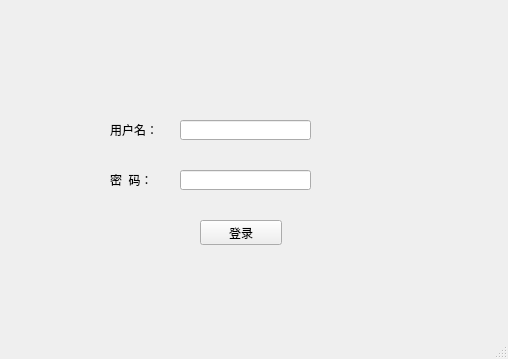
czhc001/Qt-Project-FAPIAO, file loginwindow.ui: the form before one commit.
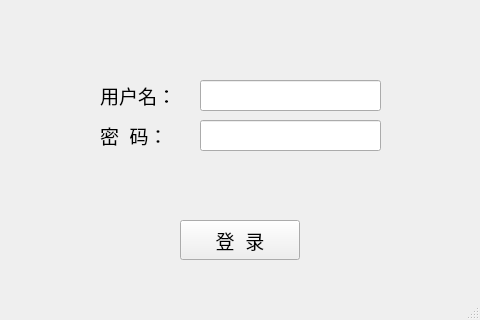
The form after the commit.

Commit message: 界面ui修改

Patch:
```diff
--- a/loginwindow.ui
+++ b/loginwindow.ui
@@ -6,8 +6,8 @@
    <rect>
     <x>0</x>
     <y>0</y>
-    <width>508</width>
-    <height>359</height>
+    <width>480</width>
+    <height>320</height>
    </rect>
   </property>
   <property name="windowTitle">
@@ -17,25 +17,35 @@
    <widget class="QPushButton" name="loginButton">
     <property name="geometry">
      <rect>
-      <x>200</x>
+      <x>180</x>
       <y>220</y>
-      <width>82</width>
-      <height>25</height>
+      <width>120</width>
+      <height>40</height>
      </rect>
     </property>
+    <property name="font">
+     <font>
+      <pointsize>14</pointsize>
+     </font>
+    </property>
     <property name="text">
-     <string>登录</string>
+     <string>登  录</string>
     </property>
    </widget>
    <widget class="QLabel" name="label_username">
     <property name="geometry">
      <rect>
-      <x>110</x>
-      <y>123</y>
-      <width>50</width>
-      <height>13</height>
+      <x>100</x>
+      <y>80</y>
+      <width>91</width>
+      <height>31</height>
      </rect>
     </property>
+    <property name="font">
+     <font>
+      <pointsize>14</pointsize>
+     </font>
+    </property>
     <property name="text">
      <string>用户名：</string>
     </property>
@@ -43,12 +53,17 @@
    <widget class="QLabel" name="label_passwords">
     <property name="geometry">
      <rect>
-      <x>110</x>
-      <y>173</y>
-      <width>50</width>
-      <height>13</height>
+      <x>100</x>
+      <y>120</y>
+      <width>91</width>
+      <height>31</height>
      </rect>
     </property>
+    <property name="font">
+     <font>
+      <pointsize>14</pointsize>
+     </font>
+    </property>
     <property name="text">
      <string>密  码：</string>
     </property>
@@ -56,22 +71,32 @@
    <widget class="QLineEdit" name="lineEdit_username">
     <property name="geometry">
      <rect>
-      <x>180</x>
-      <y>120</y>
-      <width>131</width>
-      <height>20</height>
+      <x>200</x>
+      <y>80</y>
+      <width>181</width>
+      <height>31</height>
      </rect>
     </property>
+    <property name="font">
+     <font>
+      <pointsize>14</pointsize>
+     </font>
+    </property>
    </widget>
    <widget class="QLineEdit" name="lineEdit_passwords">
     <property name="geometry">
      <rect>
-      <x>180</x>
-      <y>170</y>
-      <width>131</width>
-      <height>20</height>
+      <x>200</x>
+      <y>120</y>
+      <width>181</width>
+      <height>31</height>
      </rect>
     </property>
+    <property name="font">
+     <font>
+      <pointsize>8</pointsize>
+     </font>
+    </property>
     <property name="echoMode">
      <enum>QLineEdit::Password</enum>
     </property>
@@ -79,12 +104,20 @@
    <widget class="QLabel" name="label_hint">
     <property name="geometry">
      <rect>
-      <x>182</x>
-      <y>200</y>
-      <width>131</width>
-      <height>16</height>
+      <x>150</x>
+      <y>170</y>
+      <width>180</width>
+      <height>31</height>
      </rect>
     </property>
+    <property name="font">
+     <font>
+      <pointsize>14</pointsize>
+     </font>
+    </property>
+    <property name="styleSheet">
+     <string notr="true">color: rgb(255, 0, 0);</string>
+    </property>
     <property name="text">
      <string/>
     </property>
```
Left out of the diff: 10 changed lines with no effect on the pictures. The commit also changes 7 other files.
